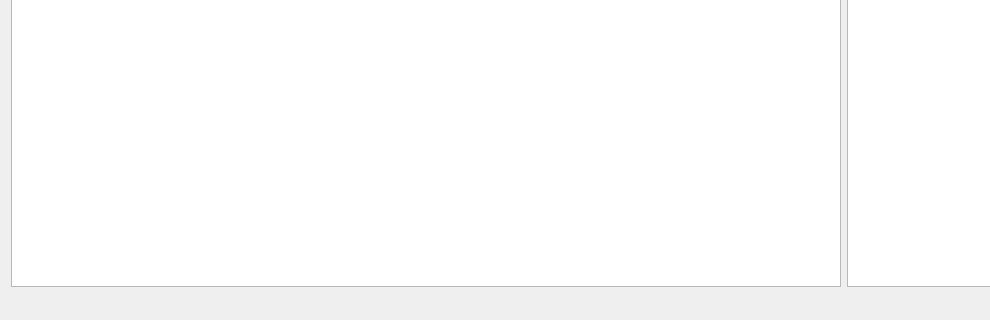
This is mainwindow.ui in sdrabb/Invoicer as Qt 5 draws it before an edit; both pictures show x 0 to 990 and y 333 to 653 of the 1114 by 653 pixel window. The edited form follows.
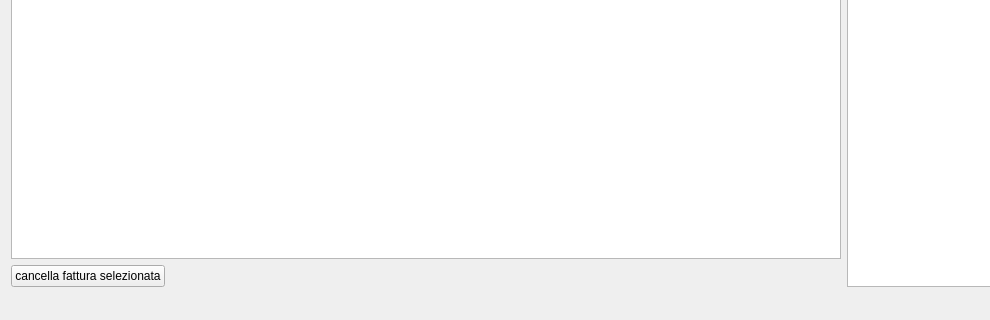
This is the edited form.

The edit to the form file:
```diff
--- a/mainwindow.ui
+++ b/mainwindow.ui
@@ -14,7 +14,9 @@
    <string>MainWindow</string>
   </property>
   <widget class="QWidget" name="centralWidget">
-   <layout class="QHBoxLayout" name="horizontalLayout">
+   <layout class="QHBoxLayout" name="horizontalLayout_2">
+    <item>
+     <layout class="QVBoxLayout" name="verticalLayout_3">
     <item>
      <layout class="QVBoxLayout" name="verticalLayout_2">
       <item>
@@ -39,6 +41,32 @@
          <bool>true</bool>
         </attribute>
        </widget>
+        </item>
+       </layout>
+      </item>
+      <item>
+       <layout class="QHBoxLayout" name="horizontalLayout">
+        <item>
+         <widget class="QPushButton" name="delete_selected_invoiice_button">
+          <property name="text">
+           <string>cancella fattura selezionata</string>
+          </property>
+         </widget>
+        </item>
+        <item>
+         <spacer name="horizontalSpacer">
+          <property name="orientation">
+           <enum>Qt::Horizontal</enum>
+          </property>
+          <property name="sizeHint" stdset="0">
+           <size>
+            <width>40</width>
+            <height>20</height>
+           </size>
+          </property>
+         </spacer>
+        </item>
+       </layout>
       </item>
      </layout>
     </item>
```
Lines whose indentation alone changed are shown as unchanged.
